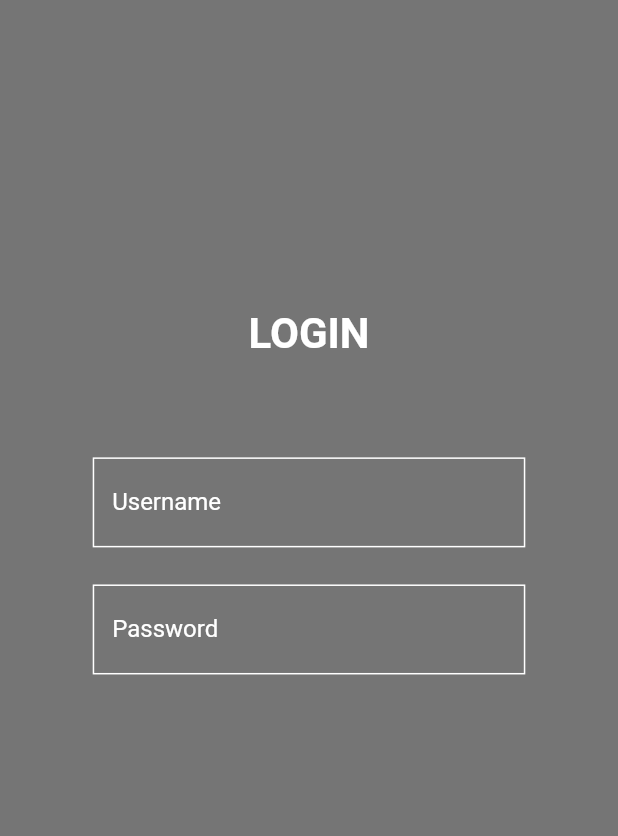
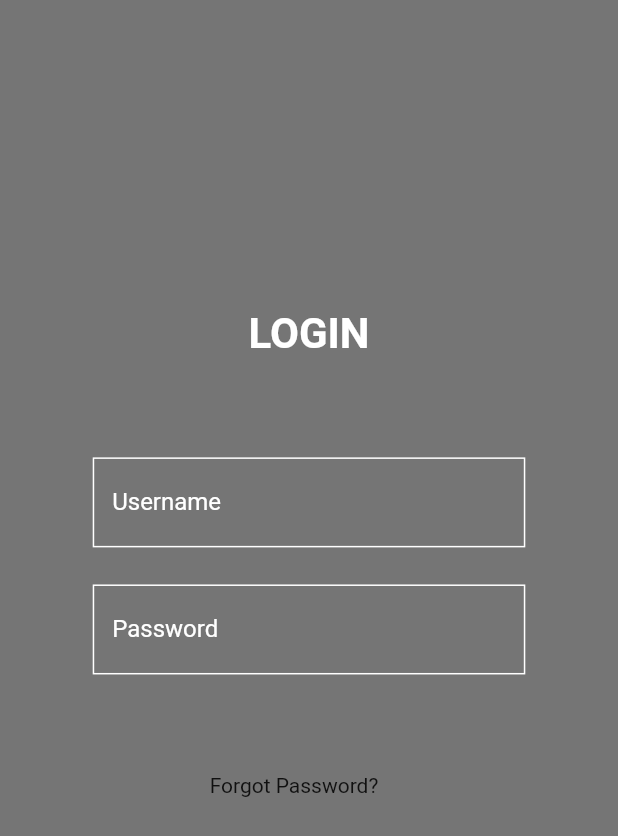
Before and after one commit to Fredd08/GIT-News-App, a Flutter app: the screen it shows after launch, after a tap on "Login", on a phone screen of 412 x 824 dp. Shown: the top 836 px of the screen. Run offline on Flutter 3.47's test engine with Material 2 defaults, Android fonts, the phone set to English and light mode, and no system bars.

Commit message:
update-loginpage

```diff
--- a/lib/Login/login.dart
+++ b/lib/Login/login.dart
@@ -72,6 +72,13 @@ class _LoginState extends State<Login> {
               keyboardType: TextInputType.emailAddress,
             ),
           ),
+          SizedBox(
+            height: h*0.08,
+          ),
+          Padding(
+            padding: const EdgeInsets.only(right:20.0),
+            child: Text("Forgot Password?"),
+          )
         ],
       ),
     );
```
